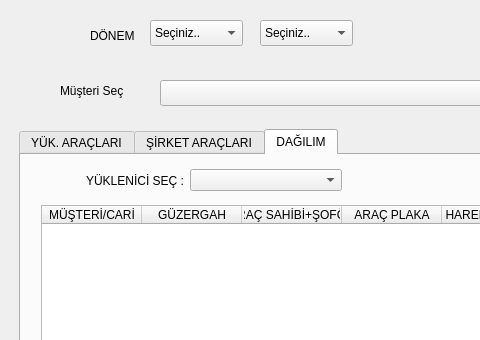
Before: the Qt Designer form ui/ui_files/hakedis_window.ui in AyhanErcan70/SATTUP, drawn with Qt 5; both pictures show x 0 to 480 and y 0 to 340 of the 1325 by 662 pixel window.
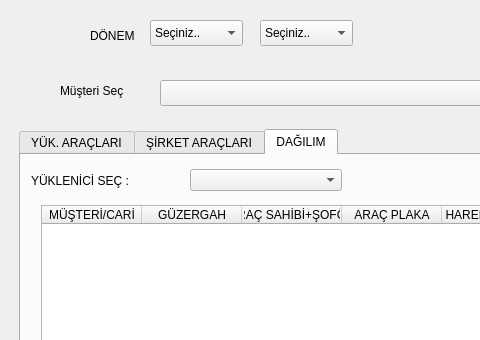
After: the same form once the commit is applied.

Patch:
```diff
--- a/ui/ui_files/hakedis_window.ui
+++ b/ui/ui_files/hakedis_window.ui
@@ -230,10 +230,7 @@
     </rect>
    </property>
    <property name="frameShape">
-    <enum>QFrame::Shape::NoFrame</enum>
-   </property>
-   <property name="frameShadow">
-    <enum>QFrame::Shadow::Plain</enum>
+    <enum>QFrame::NoFrame</enum>
    </property>
    <layout class="QGridLayout" name="gridLayout">
     <item row="0" column="1">
@@ -475,9 +472,6 @@
            <property name="text">
             <string>YÜKLENİCİ SEÇ :</string>
            </property>
-           <property name="alignment">
-            <set>Qt::AlignmentFlag::AlignRight|Qt::AlignmentFlag::AlignTrailing|Qt::AlignmentFlag::AlignVCenter</set>
-           </property>
           </widget>
          </item>
          <item>
```
Left out of the diff: 10 changed lines with no effect on the pictures.
